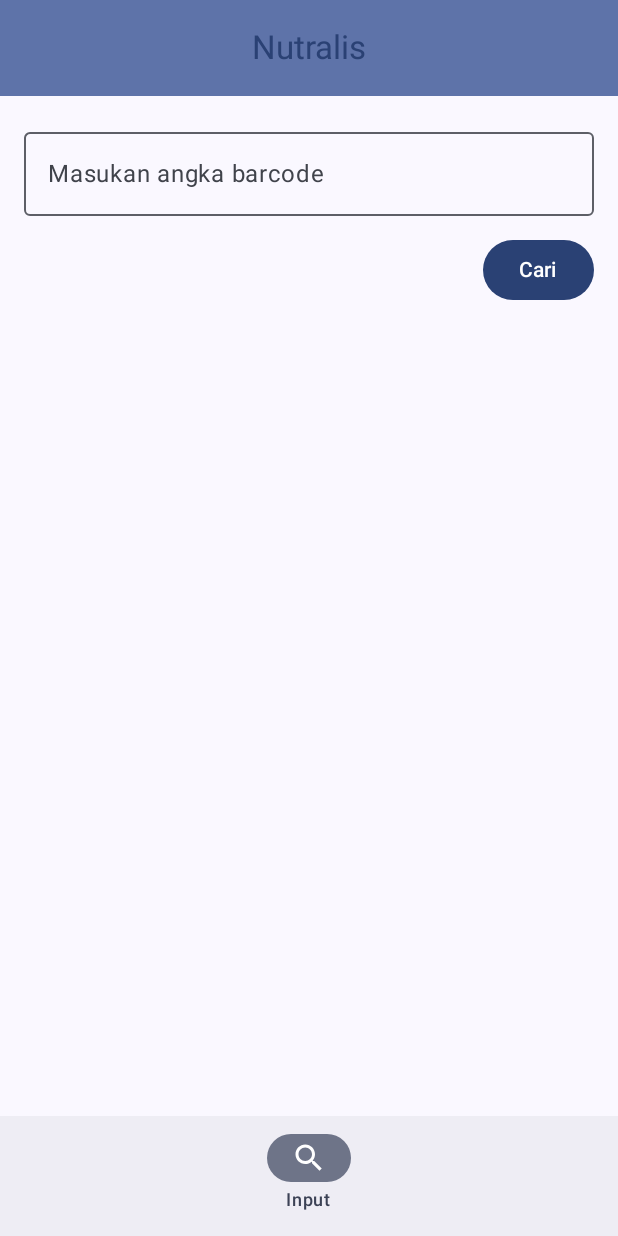
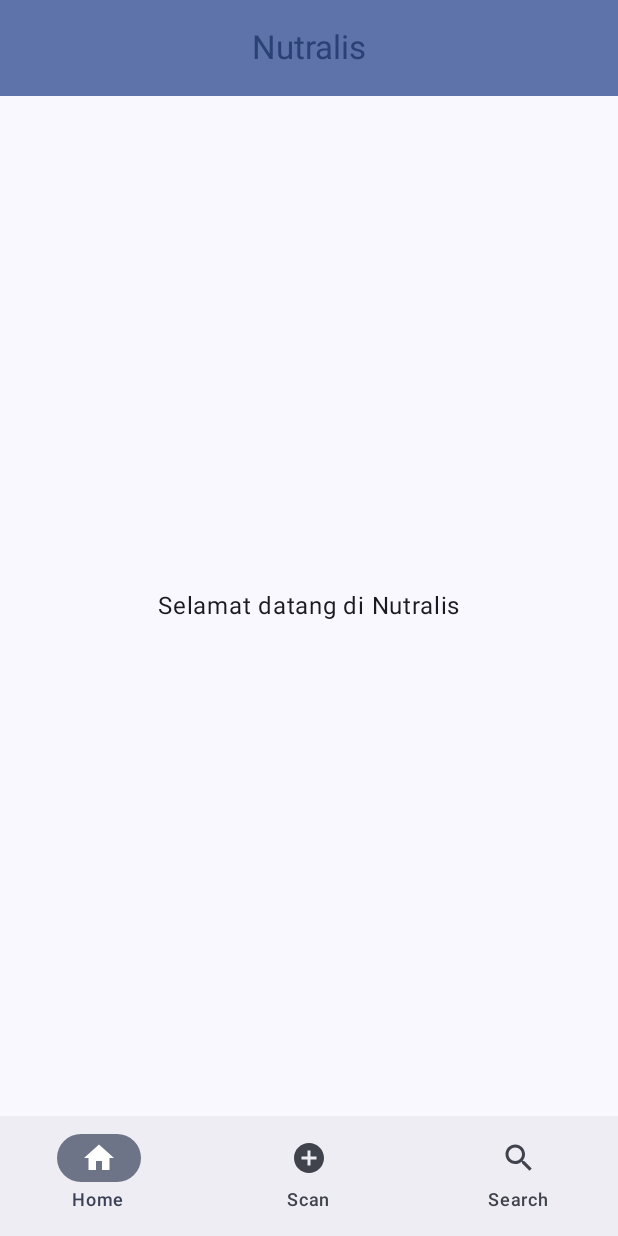
Before and after one commit to adtyfathan/nutralis, an Android app built with Jetpack Compose: the screen it shows after launch (MainActivity), on a phone screen of 412 x 824 dp. Run offline under Robolectric (Android 15) with nearby library versions, the phone set to English and light mode, and no system bars; our stand-ins replace Dagger/Hilt's generated code.

Commit message:
add scan feature

```diff
--- a/app/src/main/AndroidManifest.xml
+++ b/app/src/main/AndroidManifest.xml
@@ -1,7 +1,13 @@
 <?xml version="1.0" encoding="utf-8"?>
 <manifest xmlns:android="http://schemas.android.com/apk/res/android"
     xmlns:tools="http://schemas.android.com/tools">
+
+    <uses-feature
+        android:name="android.hardware.camera"
+        android:required="false" />
+
     <uses-permission android:name="android.permission.INTERNET" />
+    <uses-permission android:name="android.permission.CAMERA" />
 
     <application
         android:name=".Nutralis"
--- a/app/src/main/java/com/example/nutralis/MainActivity.kt
+++ b/app/src/main/java/com/example/nutralis/MainActivity.kt
@@ -25,8 +25,10 @@ import androidx.navigation.compose.currentBackStackEntryAsState
 import androidx.navigation.compose.rememberNavController
 import androidx.navigation.navArgument
 import com.example.nutralis.navigation.Screen
+import com.example.nutralis.ui.home.HomeScreen
 import com.example.nutralis.ui.product.ProductInputScreen
 import com.example.nutralis.ui.product.ProductResultScreen
+import com.example.nutralis.ui.product.ProductScanScreen
 import com.example.nutralis.ui.theme.NutralisTheme
 import dagger.hilt.android.AndroidEntryPoint
 
@@ -39,7 +41,7 @@ class MainActivity : ComponentActivity() {
         setContent {
             NutralisTheme {
                 val navController = rememberNavController()
-                val bottomScreen = listOf(Screen.Input)
+                val bottomScreen = listOf(Screen.Home, Screen.Scan, Screen.Input)
 
                 Scaffold(
                     topBar = {
@@ -68,7 +70,7 @@ class MainActivity : ComponentActivity() {
                                     label = { Text(screen.label) },
                                     selected = currentRoute.startsWith(screen.route.removeSuffix("/{barcode}")),
                                     onClick = {
-                                        navController.navigate(Screen.Input.route) {
+                                        navController.navigate(screen.route) {
                                             popUpTo(navController.graph.findStartDestination().id) {
                                                 inclusive = false
                                             }
@@ -83,9 +85,19 @@ class MainActivity : ComponentActivity() {
                 ) { innerPadding ->
                     NavHost(
                         navController = navController,
-                        startDestination = Screen.Input.route,
+                        startDestination = Screen.Home.route,
                         modifier = Modifier.padding(innerPadding)
                     ) {
+                        composable(Screen.Home.route){
+                            HomeScreen()
+                        }
+
+                        composable(Screen.Scan.route){
+                            ProductScanScreen(onBarcodeScanned = { barcode ->
+                                navController.navigate(Screen.Result.createRoute(barcode))
+                            })
+                        }
+
                         composable(Screen.Input.route){
                             ProductInputScreen(onSubmit = { barcode ->
                                 navController.navigate(Screen.Result.createRoute(barcode))
--- a/app/src/main/java/com/example/nutralis/navigation/Screen.kt
+++ b/app/src/main/java/com/example/nutralis/navigation/Screen.kt
@@ -1,12 +1,16 @@
 package com.example.nutralis.navigation
 
 import androidx.compose.material.icons.Icons
+import androidx.compose.material.icons.filled.AddCircle
+import androidx.compose.material.icons.filled.Home
 import androidx.compose.material.icons.filled.Menu
 import androidx.compose.material.icons.filled.Search
 import androidx.compose.ui.graphics.vector.ImageVector
 
 sealed class Screen(val route: String, val label: String, val icon: ImageVector) {
-    object Input : Screen("product_input", "Input", Icons.Default.Search)
+    object Home : Screen("home", "Home", Icons.Default.Home)
+    object Scan : Screen("product_scan", "Scan", Icons.Default.AddCircle)
+    object Input : Screen("product_input", "Search", Icons.Default.Search)
     object Result : Screen("product_result/{barcode}", "Result", Icons.Default.Menu){
         fun createRoute(barcode: String) = "product_result/$barcode"
     }
--- a/app/src/main/java/com/example/nutralis/ui/home/HomeScreen.kt
+++ b/app/src/main/java/com/example/nutralis/ui/home/HomeScreen.kt
@@ -1 +1,19 @@
 package com.example.nutralis.ui.home
+
+import androidx.compose.foundation.layout.Box
+import androidx.compose.foundation.layout.fillMaxSize
+import androidx.compose.material3.Text
+import androidx.compose.runtime.Composable
+import androidx.compose.ui.Alignment
+import androidx.compose.ui.Modifier
+
+@Composable
+fun HomeScreen() {
+    Box(
+        modifier = Modifier
+            .fillMaxSize(),
+        contentAlignment = Alignment.Center
+    ) {
+        Text("Selamat datang di Nutralis")
+    }
+}
--- a/app/src/main/java/com/example/nutralis/ui/home/HomeViewModel.kt
+++ /dev/null
@@ -1,4 +0,0 @@
-package com.example.nutralis.ui.home
-
-class HomeViewModel {
-}
```
Also changed, not shown: app/build.gradle.kts (+11 -0 lines), app/src/main/java/com/example/nutralis/ui/product/ProductScanScreen.kt (added, +152 -0 lines), gradle/libs.versions.toml (+8 -0 lines).
